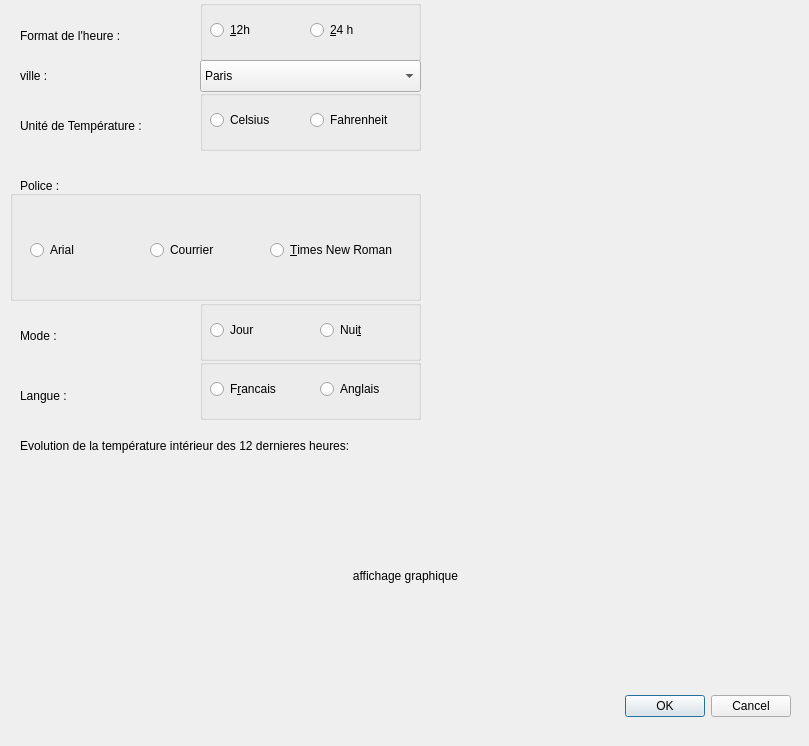
This is dialogparametres.ui in laetitia2401/akka as Qt 5 draws it before an edit. The edited form follows.
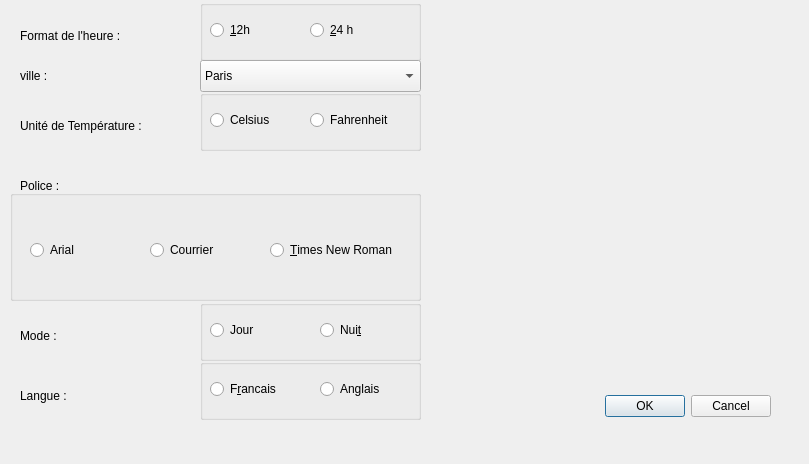
This is the edited form.

What changed in the file:
```diff
--- a/dialogparametres.ui
+++ b/dialogparametres.ui
@@ -7,7 +7,7 @@
     <x>0</x>
     <y>0</y>
     <width>809</width>
-    <height>746</height>
+    <height>464</height>
    </rect>
   </property>
   <property name="windowTitle">
@@ -16,8 +16,8 @@
   <widget class="QDialogButtonBox" name="buttonBox">
    <property name="geometry">
     <rect>
-     <x>450</x>
-     <y>690</y>
+     <x>430</x>
+     <y>390</y>
      <width>341</width>
      <height>32</height>
     </rect>
@@ -106,35 +106,6 @@
     <string>Langue :</string>
    </property>
   </widget>
-  <widget class="QLabel" name="lblEvo12Heures">
-   <property name="geometry">
-    <rect>
-     <x>20</x>
-     <y>430</y>
-     <width>421</width>
-     <height>31</height>
-    </rect>
-   </property>
-   <property name="text">
-    <string>Evolution de la température intérieur des 12 dernieres heures:</string>
-   </property>
-  </widget>
-  <widget class="QLabel" name="affichageGraphique">
-   <property name="geometry">
-    <rect>
-     <x>20</x>
-     <y>490</y>
-     <width>771</width>
-     <height>171</height>
-    </rect>
-   </property>
-   <property name="text">
-    <string>affichage graphique</string>
-   </property>
-   <property name="alignment">
-    <set>Qt::AlignCenter</set>
-   </property>
-  </widget>
   <widget class="QGroupBox" name="groupBoxFomHeure">
    <property name="geometry">
     <rect>
```
